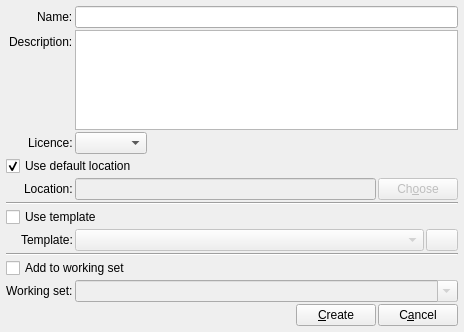
Qt form resources/ui/dialogs/project.ui (prymatex/prymatex) before a commit.
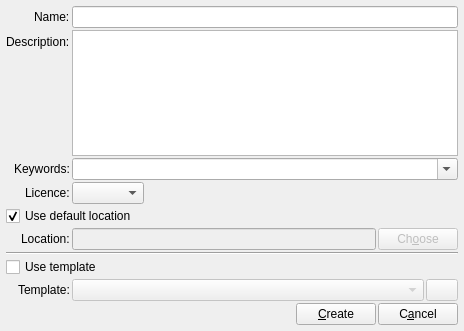
The same form after that commit. Icons and pictures are not drawn.

Patch:
```diff
--- a/resources/ui/dialogs/project.ui
+++ b/resources/ui/dialogs/project.ui
@@ -10,7 +10,7 @@
     <x>0</x>
     <y>0</y>
     <width>464</width>
-    <height>332</height>
+    <height>331</height>
    </rect>
   </property>
   <property name="windowTitle">
@@ -61,14 +61,54 @@
      <item row="1" column="1">
       <widget class="QTextEdit" name="textDescription"/>
      </item>
-     <item row="4" column="0">
+     <item row="2" column="0">
+      <widget class="QLabel" name="label3">
+       <property name="text">
+        <string>Keywords:</string>
+       </property>
+      </widget>
+     </item>
+     <item row="2" column="1">
+      <widget class="QComboBox" name="comboBoxKeywords">
+       <property name="sizePolicy">
+        <sizepolicy hsizetype="Expanding" vsizetype="Preferred">
+         <horstretch>0</horstretch>
+         <verstretch>0</verstretch>
+        </sizepolicy>
+       </property>
+       <property name="editable">
+        <bool>true</bool>
+       </property>
+      </widget>
+     </item>
+     <item row="3" column="0">
+      <widget class="QLabel" name="label_3">
+       <property name="text">
+        <string>Licence:</string>
+       </property>
+      </widget>
+     </item>
+     <item row="3" column="1">
+      <widget class="QComboBox" name="comboBoxLicence"/>
+     </item>
+     <item row="4" column="0" colspan="2">
+      <widget class="QCheckBox" name="checkBoxUseDefaultLocation">
+       <property name="text">
+        <string>Use default location</string>
+       </property>
+       <property name="checked">
+        <bool>true</bool>
+       </property>
+      </widget>
+     </item>
+     <item row="5" column="0">
       <widget class="QLabel" name="label2">
        <property name="text">
         <string>Location:</string>
        </property>
       </widget>
      </item>
-     <item row="4" column="1">
+     <item row="5" column="1">
       <layout class="QHBoxLayout" name="horizontalLayout_5">
        <item>
         <widget class="QLineEdit" name="lineLocation">
@@ -94,14 +134,28 @@
        </item>
       </layout>
      </item>
-     <item row="7" column="0">
+     <item row="6" column="0" colspan="2">
+      <widget class="Line" name="line">
+       <property name="orientation">
+        <enum>Qt::Horizontal</enum>
+       </property>
+      </widget>
+     </item>
+     <item row="7" column="0" colspan="2">
+      <widget class="QCheckBox" name="checkBoxUseTemplate">
+       <property name="text">
+        <string>Use template</string>
+       </property>
+      </widget>
+     </item>
+     <item row="8" column="0">
       <widget class="QLabel" name="label_2">
        <property name="text">
         <string>Template:</string>
        </property>
       </widget>
      </item>
-     <item row="7" column="1">
+     <item row="8" column="1">
       <layout class="QHBoxLayout" name="horizontalLayout_3">
        <item>
         <widget class="QComboBox" name="comboBoxTemplate">
@@ -139,80 +193,6 @@
        </item>
       </layout>
      </item>
-     <item row="8" column="0" colspan="2">
-      <widget class="Line" name="line_2">
-       <property name="orientation">
-        <enum>Qt::Horizontal</enum>
-       </property>
-      </widget>
-     </item>
-     <item row="10" column="0">
-      <widget class="QLabel" name="label3">
-       <property name="text">
-        <string>Working set:</string>
-       </property>
-      </widget>
-     </item>
-     <item row="10" column="1">
-      <widget class="QComboBox" name="comboBoxWorkingSet">
-       <property name="enabled">
-        <bool>false</bool>
-       </property>
-       <property name="sizePolicy">
-        <sizepolicy hsizetype="Expanding" vsizetype="Preferred">
-         <horstretch>0</horstretch>
-         <verstretch>0</verstretch>
-        </sizepolicy>
-       </property>
-       <property name="editable">
-        <bool>true</bool>
-       </property>
-      </widget>
-     </item>
-     <item row="5" column="0" colspan="2">
-      <widget class="Line" name="line">
-       <property name="orientation">
-        <enum>Qt::Horizontal</enum>
-       </property>
-      </widget>
-     </item>
-     <item row="2" column="0">
-      <widget class="QLabel" name="label_3">
-       <property name="text">
-        <string>Licence:</string>
-       </property>
-      </widget>
-     </item>
-     <item row="2" column="1">
-      <widget class="QComboBox" name="comboBoxLicence"/>
-     </item>
-     <item row="3" column="0" colspan="2">
-      <widget class="QCheckBox" name="checkBoxUseDefaultLocation">
-       <property name="text">
-        <string>Use default location</string>
-       </property>
-       <property name="checked">
-        <bool>true</bool>
-       </property>
-      </widget>
-     </item>
-     <item row="6" column="0" colspan="2">
-      <widget class="QCheckBox" name="checkBoxUseTemplate">
-       <property name="text">
-        <string>Use template</string>
-       </property>
-      </widget>
-     </item>
-     <item row="9" column="0" colspan="2">
-      <widget class="QCheckBox" name="checkBoxAddToWorkingSet">
-       <property name="text">
-        <string>Add to working set</string>
-       </property>
-       <property name="checked">
-        <bool>false</bool>
-       </property>
-      </widget>
-     </item>
     </layout>
    </item>
    <item>
```
